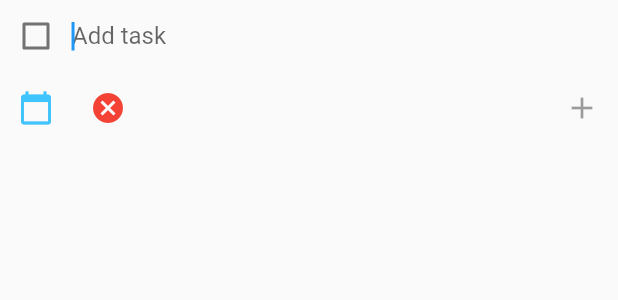
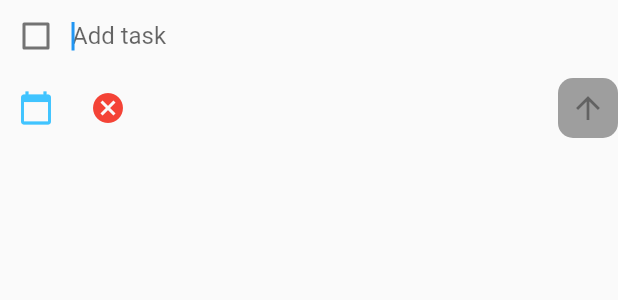
Before and after one commit to thinhdat1999/UIT-Mobile, a Flutter app: the AddNoteScreen widget shown alone on an empty page, opened directly, on a phone screen of 412 x 824 dp. Shown: the top 300 px of the screen. Run offline on Flutter 3.47's test engine with Material 2 defaults, Android fonts, the phone set to English and light mode, and no system bars; our stand-ins replace circular_check_box, cloud_firestore, firebase_analytics, firebase_auth, firebase_database, flutter_colorpicker and 4 more; missing offline and left inert: flutter_auth_buttons; accounts and stored records are empty.

Commit message:
Nghiệp vụ: fix UI

```diff
--- a/dt_todo/lib/ui/CategoryScreen/add_note_screen.dart
+++ b/dt_todo/lib/ui/CategoryScreen/add_note_screen.dart
@@ -3,6 +3,7 @@ import 'package:dt_todo/models/category_model.dart';
 import 'package:dt_todo/models/note_model.dart';
 import 'package:flutter/material.dart';
 import 'package:flutter/cupertino.dart';
+import 'package:flutter/rendering.dart';
 import 'package:flutter/widgets.dart';
 import 'package:flutter_datetime_picker/flutter_datetime_picker.dart';
 
@@ -91,9 +92,18 @@ class _AddNoteScreenState extends State<AddNoteScreen> {
                     },
                   ),
                   Spacer(),
-                  IconButton(
-                    icon: Icon(Icons.add),
-                    color: Colors.blue,
+                  Container(
+                    width: 40,
+                    height: 40,
+                    decoration: BoxDecoration(
+                      color: isEnable ? Colors.blue : Colors.grey,
+                      borderRadius: BorderRadius.all(
+                        Radius.circular(10.0),
+                      )
+                    ),
+                    child: IconButton(
+                      icon: Icon(Icons.arrow_upward),
+                      color: Colors.white,
                       onPressed: isEnable ? () async {
                         NoteModel note = new NoteModel(title: controller.text,
                             description: null,
@@ -108,6 +118,7 @@ class _AddNoteScreenState extends State<AddNoteScreen> {
                         Navigator.pop(context);
                       } : null,
                     ),
+                  ),
                 ],
               ),
             ])
--- a/dt_todo/lib/ui/CategoryScreen/category_list.dart
+++ b/dt_todo/lib/ui/CategoryScreen/category_list.dart
@@ -13,7 +13,7 @@ class ListCategories extends StatelessWidget {
       itemCount: listCategories.length,
       itemBuilder: (context, index) {
         return Container(
-          color: Colors.blue[50],
+          //color: Colors.blue[50],
           child: Column(
             children: <Widget>[
               CategoryBox(category: listCategories[index]),
--- a/dt_todo/lib/ui/CategoryScreen/details_note_screen.dart
+++ b/dt_todo/lib/ui/CategoryScreen/details_note_screen.dart
@@ -143,7 +143,11 @@ class _DetailsNoteScreen extends State<DetailsNoteScreen> {
               ),
 
               Container(alignment: Alignment.centerLeft,
-                  child:  TextField(
+                  child:  TextFormField(
+                    decoration: InputDecoration(
+                      hintText: "Add your description here",
+                      hintStyle: TextStyle(color: Colors.grey)
+                    ),
                     controller: descriptionController,
                     textInputAction: TextInputAction.done,
                     maxLines: 4,
--- a/dt_todo/lib/ui/custom/CategoryBox.dart
+++ b/dt_todo/lib/ui/custom/CategoryBox.dart
@@ -24,7 +24,7 @@ class CategoryBox extends StatelessWidget {
         children: <Widget>[
           Container(
             decoration: new BoxDecoration(
-                color: Colors.blue[200],
+                //color: Colors.blue[200],
             ),
             padding: EdgeInsets.all(8.0),
             child: Row(
@@ -35,7 +35,7 @@ class CategoryBox extends StatelessWidget {
                     child: Icon(IconHelper().getIconByName(category.icon), color: category.color),
                 ),
                 SizedBox(width: 18),
-                Text(category.name, style: TextStyle(color: category.index == 0 ? Colors.yellow : category.index == 1 ? Colors.red : category.index == 2 ? Colors.green : Colors.white,fontSize: 20)),
+                Text(category.name, style: TextStyle(color: category.index == 0 ? Colors.yellow : category.index == 1 ? Colors.red : category.index == 2 ? Colors.green : Colors.black,fontSize: 20)),
                 Spacer(),
                 category.numOfNotes > 0 ? Text(category.numOfNotes.toString(),style: TextStyle(fontStyle: FontStyle.italic)) : Container(),
               ],
--- a/dt_todo/lib/ui/custom/CustomNoteBox.dart
+++ b/dt_todo/lib/ui/custom/CustomNoteBox.dart
@@ -30,8 +30,7 @@ class _CustomNoteBoxState extends State<CustomNoteBox> {
     // TODO: implement build
     return GestureDetector(
       onTap: _goToDetail,
-      child: Container(
-        color: Colors.grey[100],
+      child: Card(
         child: Row(
           // Column is also a layout widget. It takes a list of children and
           // arranges them vertically. By default, it sizes itself to fit its
--- a/dt_todo/lib/ui/custom/EditCategory.dart
+++ b/dt_todo/lib/ui/custom/EditCategory.dart
@@ -124,12 +124,12 @@ class __DialogState extends State<EditDialog> {
                   ),
                 ),
                 isClickIcon ? AnimatedContainer(
-                    height: 100.0,
+                    height: 200.0,
                     color: Colors.grey,
                     duration: Duration(seconds: 2),
                     curve: Curves.fastOutSlowIn,
                     child: GridView.count(
-                        crossAxisCount: 6,
+                        crossAxisCount: 5,
                         children: List.generate(30, (index){
                           return InkResponse(
                             child: ChoiceCard(choice: choices[index],),
```
Also changed, not shown: dt_todo/lib/provider/repository.dart (+9 -5 lines), dt_todo/lib/ui/CategoryScreen/notelist_screen.dart (+2 -6 lines), 1 other file. Lines whose indentation alone changed are shown as unchanged.
